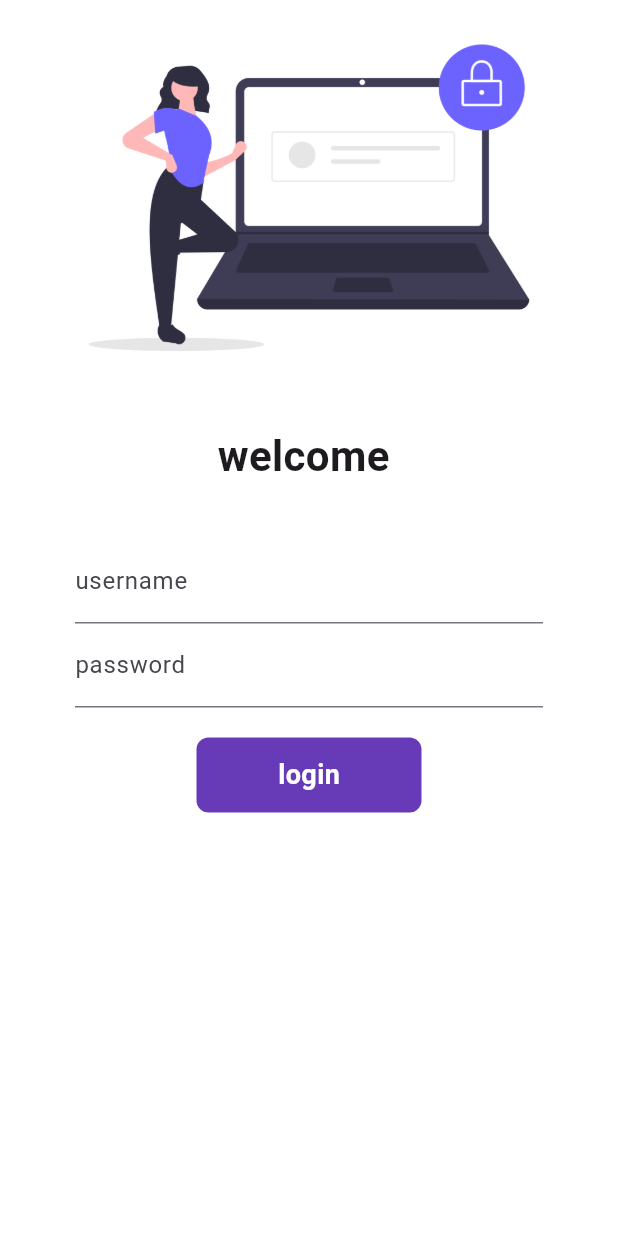
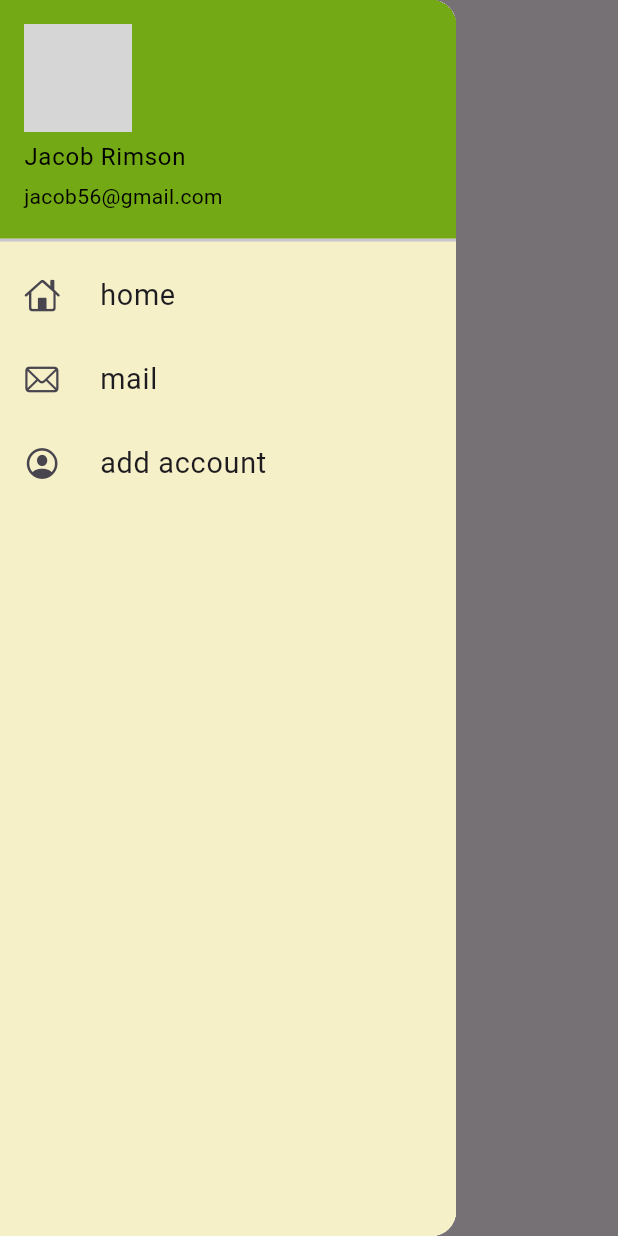
Before and after one commit to aaviiothic/flutter-application, a Flutter app: the screen it shows after launch, with the side drawer open (before the commit the screen has no drawer), on a phone screen of 412 x 824 dp. Run offline on Flutter 3.47's test engine with Material 3 defaults, Android fonts, the phone set to English and light mode, and no system bars; network calls fail; grey boxes are pictures that could not be loaded.

Commit message:
day 8 completed

```diff
--- a/lib/main.dart
+++ b/lib/main.dart
@@ -30,9 +30,9 @@ class MyApp extends StatelessWidget {
         brightness: Brightness.light,
       ),
       debugShowCheckedModeBanner: false,
-      initialRoute: "/login",
+      initialRoute: MyRoutes.homeRoute,
       routes: {
-        "/": (context) => LoginPage(),
+        "/": (context) => HomePage(),
         MyRoutes.homeRoute: (context) => HomePage(),
         MyRoutes.loginRoute: (context) => LoginPage(),
       }
--- a/lib/pages/home_page.dart
+++ b/lib/pages/home_page.dart
@@ -1,4 +1,5 @@
 import "package:flutter/material.dart";
+import "package:flutter_application_1project/widgets/drawer.dart";
 
 class HomePage extends StatelessWidget {
   const HomePage({super.key});
@@ -16,7 +17,7 @@ class HomePage extends StatelessWidget {
             child: Text("welcome to $days days of $name"),
           ),
         ),
-        drawer: Drawer(),
+        drawer: MyDrawer(),
       );
   }
 }
--- /dev/null
+++ b/lib/widgets/drawer.dart
@@ -0,0 +1,60 @@
+import 'package:flutter/cupertino.dart';
+import 'package:flutter/material.dart';
+
+class MyDrawer extends StatelessWidget {
+  const MyDrawer({super.key});
+
+  @override
+  Widget build(BuildContext context) {
+    final imageUrl = "https://www.shutterstock.com/image-vector/man-shirt-tie-businessman-avatar-male-548848999";
+    return Drawer(
+        child: Container(
+          color: Color.fromARGB(255, 245, 240, 199),
+          child: ListView(
+            padding: EdgeInsets.zero,
+                children: [
+          DrawerHeader(
+            padding: EdgeInsets.zero,
+            child: UserAccountsDrawerHeader(
+              margin: EdgeInsets.zero,
+              decoration: BoxDecoration(
+                color: Color.fromARGB(255, 114, 169, 20),
+               ),
+              accountName: Text("Jacob Rimson", style: TextStyle(color: Colors.black)),
+              accountEmail:Text("jacob56@gmail.com", style: TextStyle(color: Colors.black)),
+              currentAccountPicture: CircleAvatar(
+                backgroundImage: NetworkImage(imageUrl),
+              ) ,
+            ),
+          ),
+          ListTile(
+            leading: Icon(
+              CupertinoIcons.home
+              ),
+              title: Text("  home",
+              textScaleFactor: 1.2,
+              ),
+          ),
+          ListTile(
+            leading: Icon(
+              CupertinoIcons.mail
+              ),
+              title: Text("  mail",
+              textScaleFactor: 1.2,
+              ),
+          ),
+          ListTile(
+            leading: Icon(
+              CupertinoIcons.profile_circled
+              ),
+              title: Text("  add account",
+              textScaleFactor: 1.2,
+              ),
+          ),
+                ],
+              ),
+        ));
+  }
+
+  widget({required Text child, required Color color}) {}
+}
```
